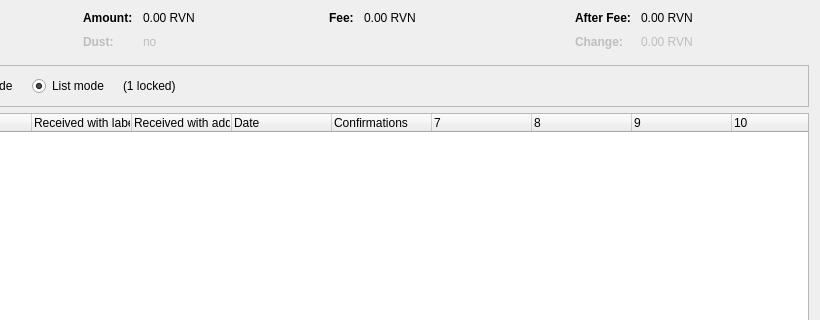
Above: src/qt/forms/coincontroldialog.ui from NiftyRaven/x-coin before the change; both pictures show x 180 to 1000 and y 0 to 320 of the 1000 by 500 pixel window. Below: the same form after it.
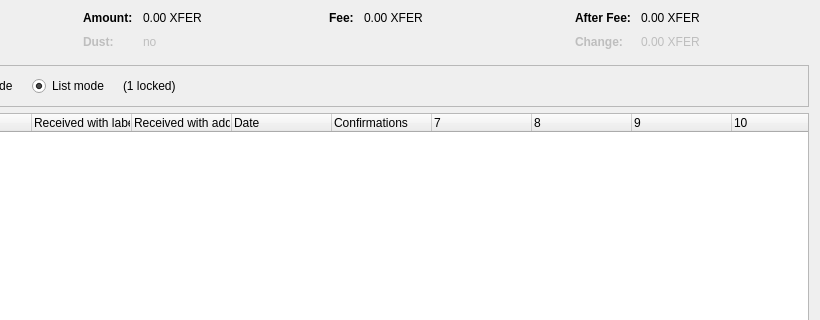
That is the form after the change. Custom widgets are drawn as their Qt base class.

The edit to the form file:
```diff
--- a/src/qt/forms/coincontroldialog.ui
+++ b/src/qt/forms/coincontroldialog.ui
@@ -132,7 +132,7 @@
           <enum>Qt::ActionsContextMenu</enum>
          </property>
          <property name="text">
-          <string notr="true">0.00 RVN</string>
+          <string notr="true">0.00 XFER</string>
          </property>
          <property name="textInteractionFlags">
           <set>Qt::LinksAccessibleByMouse|Qt::TextSelectableByKeyboard|Qt::TextSelectableByMouse</set>
@@ -212,7 +212,7 @@
           <enum>Qt::ActionsContextMenu</enum>
          </property>
          <property name="text">
-          <string notr="true">0.00 RVN</string>
+          <string notr="true">0.00 XFER</string>
          </property>
          <property name="textInteractionFlags">
           <set>Qt::LinksAccessibleByMouse|Qt::TextSelectableByKeyboard|Qt::TextSelectableByMouse</set>
@@ -257,7 +257,7 @@
           <enum>Qt::ActionsContextMenu</enum>
          </property>
          <property name="text">
-          <string notr="true">0.00 RVN</string>
+          <string notr="true">0.00 XFER</string>
          </property>
          <property name="textInteractionFlags">
           <set>Qt::LinksAccessibleByMouse|Qt::TextSelectableByKeyboard|Qt::TextSelectableByMouse</set>
@@ -292,7 +292,7 @@
           <enum>Qt::ActionsContextMenu</enum>
          </property>
          <property name="text">
-          <string notr="true">0.00 RVN</string>
+          <string notr="true">0.00 XFER</string>
          </property>
          <property name="textInteractionFlags">
           <set>Qt::LinksAccessibleByMouse|Qt::TextSelectableByKeyboard|Qt::TextSelectableByMouse</set>
```
